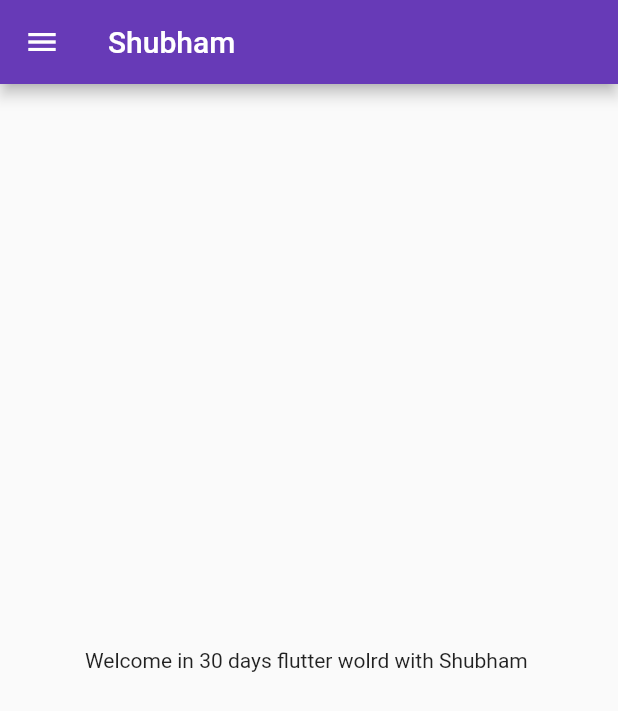
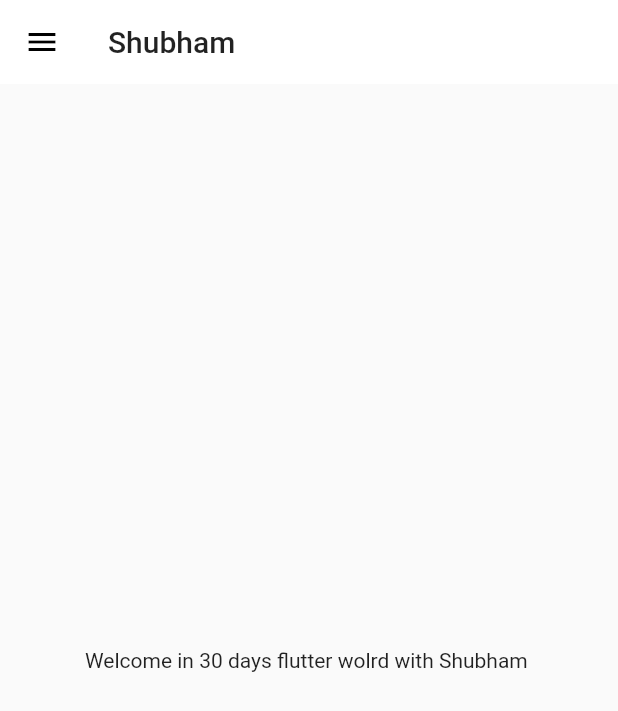
Before and after one commit to ShubhamGet/Flutter_Basic2, a Flutter app: the screen it shows after launch, on a phone screen of 412 x 824 dp. Shown: the top 711 px of the screen. Run offline on Flutter 3.47's test engine with Material 2 defaults, Android fonts, the phone set to English and light mode, and no system bars.

Commit message:
theme part done

```diff
--- a/lib/main.dart
+++ b/lib/main.dart
@@ -3,6 +3,7 @@
 //import 'package:google_fonts/google_fonts.dart';
 import 'package:flutter_basic_concept/pages/login_page.dart';
 import 'package:flutter_basic_concept/utils/routes.dart';
+import 'package:flutter_basic_concept/widgets/theme.dart';
 
 void main() {
   runApp(MyApp());
@@ -14,13 +15,10 @@
     return MaterialApp(
       themeMode: ThemeMode.light,
       // themeMode: ThemeMode.dark,
-      theme: ThemeData(
-        primarySwatch: Colors.deepPurple,
-        //primaryTextTheme: GoogleFonts.latoTextTheme()
-      ),
+      theme: MyTheme.lightTheme(context),
+
       debugShowCheckedModeBanner: false, //for erase the debugs icon
       initialRoute: "/home",
-      darkTheme: ThemeData(primarySwatch: Colors.green),
       routes: {
         "/": (context) => LoginPage(),
         MyRoutes.homeRoute: (context) => HomePage(),
--- /dev/null
+++ b/lib/widgets/theme.dart
@@ -0,0 +1,18 @@
+import 'package:flutter/material.dart';
+import 'package:flutter/material.dart';
+import 'package:flutter/material.dart';
+
+class MyTheme {
+  static ThemeData lightTheme(BuildContext context) => ThemeData(
+      primarySwatch: Colors.deepPurple,
+      appBarTheme: AppBarTheme(
+          color: Colors.white,
+          elevation: 0.0,
+          iconTheme: IconThemeData(color: Colors.black),
+          toolbarTextStyle: Theme.of(context).textTheme.bodyText2,
+          titleTextStyle: Theme.of(context).textTheme.headline6));
+
+  static ThemeData darkTheme(BuildContext context) => ThemeData(
+        brightness: Brightness.dark,
+      );
+}
```
